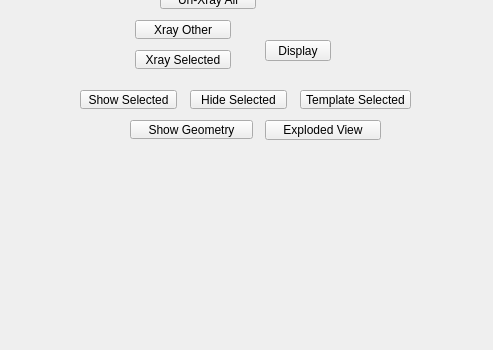
First picture: the form in tentacle/ui/display#submenu.ui, repository m3trik/tentacle, before the edit; both pictures show x 0 to 493 and y 250 to 600 of the 600 by 600 pixel window.
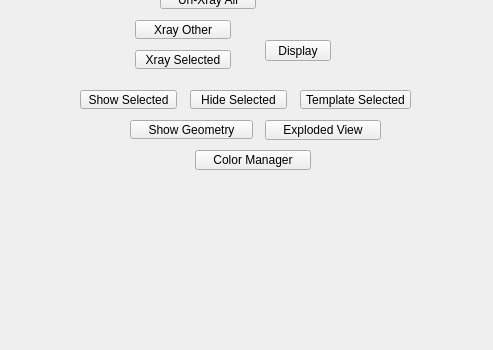
Second picture: the form after the edit.

```diff
--- a/tentacle/ui/display#submenu.ui
+++ b/tentacle/ui/display#submenu.ui
@@ -254,6 +254,37 @@
      <bool>false</bool>
     </property>
    </widget>
+   <widget class="QPushButton" name="b014">
+    <property name="geometry">
+     <rect>
+      <x>195</x>
+      <y>400</y>
+      <width>116</width>
+      <height>20</height>
+     </rect>
+    </property>
+    <property name="minimumSize">
+     <size>
+      <width>0</width>
+      <height>20</height>
+     </size>
+    </property>
+    <property name="maximumSize">
+     <size>
+      <width>16777215</width>
+      <height>20</height>
+     </size>
+    </property>
+    <property name="toolTip">
+     <string>Launch the exploded view tool GUI.</string>
+    </property>
+    <property name="text">
+     <string>Color Manager</string>
+    </property>
+    <property name="checkable">
+     <bool>false</bool>
+    </property>
+   </widget>
   </widget>
  </widget>
  <resources/>
```
